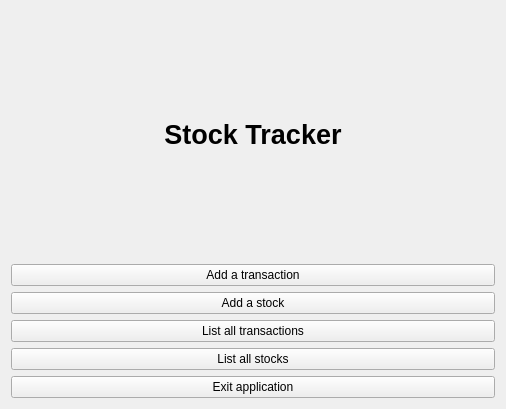
First picture: the form in ui/guiMain.ui, repository Roenski/StockTracker, before the edit.
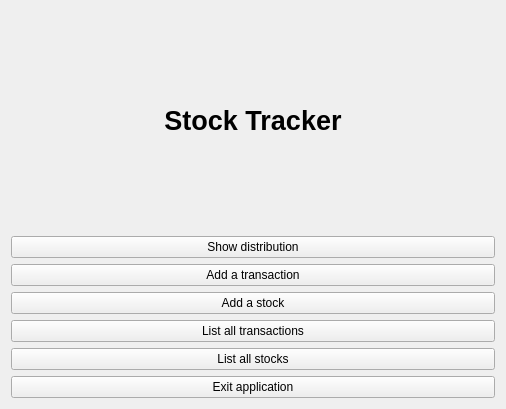
Second picture: the form after the edit.

Commit message: Added view for showing distribution

```diff
--- a/ui/guiMain.ui
+++ b/ui/guiMain.ui
@@ -31,6 +31,13 @@
      </property>
     </widget>
    </item>
+   <item>
+    <widget class="QPushButton" name="button_distribution">
+     <property name="text">
+      <string>Show distribution</string>
+     </property>
+    </widget>
+   </item>
    <item>
     <widget class="QPushButton" name="button_add_transaction">
      <property name="text">
```
The commit also changes 6 other files.
